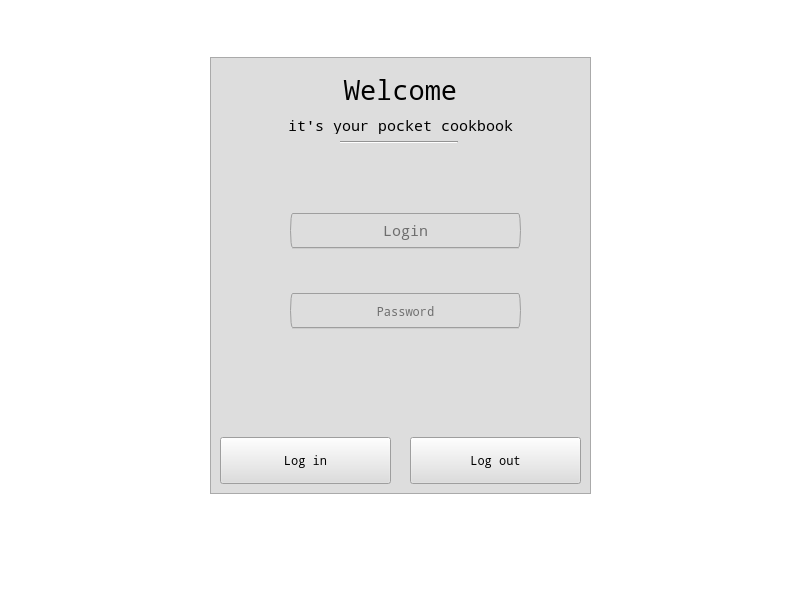
prplV/qt-cookbook, file hellopage.ui: the form before one commit.
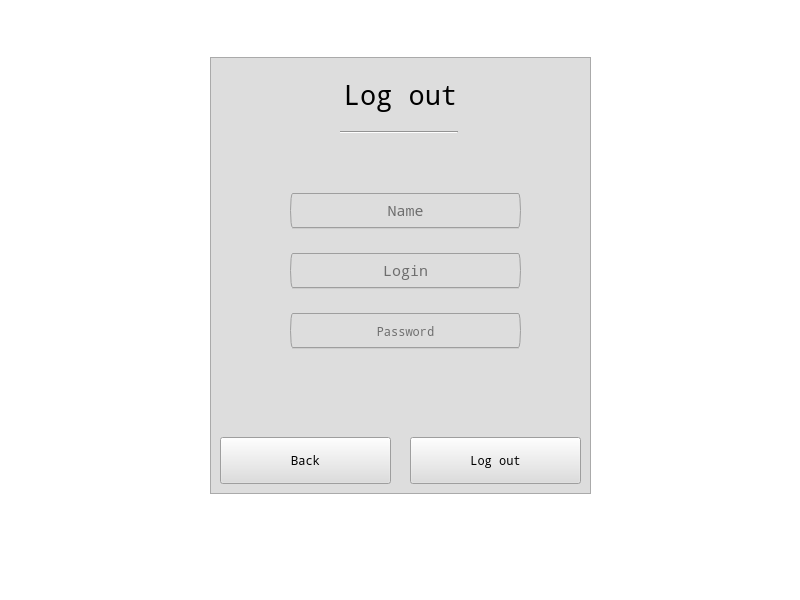
The form after the commit.

Commit message: new frame and slots

Diff of the .ui file:
```diff
--- a/hellopage.ui
+++ b/hellopage.ui
@@ -253,6 +253,239 @@
       <set>Qt::AlignCenter</set>
      </property>
     </widget>
+    <widget class="QFrame" name="logFrame_2">
+     <property name="geometry">
+      <rect>
+       <x>0</x>
+       <y>0</y>
+       <width>381</width>
+       <height>511</height>
+      </rect>
+     </property>
+     <property name="styleSheet">
+      <string notr="true">background-color: rgb(221, 221, 221);
+margin: auto, auto;
+text-align: center;</string>
+     </property>
+     <property name="frameShape">
+      <enum>QFrame::StyledPanel</enum>
+     </property>
+     <property name="frameShadow">
+      <enum>QFrame::Raised</enum>
+     </property>
+     <widget class="QLabel" name="log_out_blabel">
+      <property name="geometry">
+       <rect>
+        <x>70</x>
+        <y>20</y>
+        <width>241</width>
+        <height>111</height>
+       </rect>
+      </property>
+      <property name="font">
+       <font>
+        <family>Noto Mono</family>
+        <pointsize>20</pointsize>
+        <weight>75</weight>
+        <bold>true</bold>
+       </font>
+      </property>
+      <property name="frameShape">
+       <enum>QFrame::NoFrame</enum>
+      </property>
+      <property name="text">
+       <string>Log out</string>
+      </property>
+      <property name="textFormat">
+       <enum>Qt::PlainText</enum>
+      </property>
+      <property name="alignment">
+       <set>Qt::AlignCenter</set>
+      </property>
+     </widget>
+     <widget class="QPushButton" name="back_to_login_btn">
+      <property name="geometry">
+       <rect>
+        <x>10</x>
+        <y>380</y>
+        <width>171</width>
+        <height>121</height>
+       </rect>
+      </property>
+      <property name="font">
+       <font>
+        <family>Noto Mono</family>
+        <kerning>true</kerning>
+       </font>
+      </property>
+      <property name="cursor">
+       <cursorShape>PointingHandCursor</cursorShape>
+      </property>
+      <property name="contextMenuPolicy">
+       <enum>Qt::DefaultContextMenu</enum>
+      </property>
+      <property name="styleSheet">
+       <string notr="true">background-color: rgb(221, 221, 221)</string>
+      </property>
+      <property name="text">
+       <string>Back</string>
+      </property>
+      <property name="autoDefault">
+       <bool>false</bool>
+      </property>
+      <property name="default">
+       <bool>false</bool>
+      </property>
+      <property name="flat">
+       <bool>false</bool>
+      </property>
+     </widget>
+     <widget class="QPushButton" name="log_out_final_btn">
+      <property name="geometry">
+       <rect>
+        <x>200</x>
+        <y>380</y>
+        <width>171</width>
+        <height>121</height>
+       </rect>
+      </property>
+      <property name="font">
+       <font>
+        <family>Noto Mono</family>
+       </font>
+      </property>
+      <property name="cursor">
+       <cursorShape>PointingHandCursor</cursorShape>
+      </property>
+      <property name="text">
+       <string>Log out</string>
+      </property>
+     </widget>
+     <widget class="Line" name="line_2">
+      <property name="geometry">
+       <rect>
+        <x>130</x>
+        <y>110</y>
+        <width>118</width>
+        <height>3</height>
+       </rect>
+      </property>
+      <property name="orientation">
+       <enum>Qt::Horizontal</enum>
+      </property>
+     </widget>
+     <widget class="QLineEdit" name="login_ln_log_out">
+      <property name="geometry">
+       <rect>
+        <x>80</x>
+        <y>230</y>
+        <width>231</width>
+        <height>41</height>
+       </rect>
+      </property>
+      <property name="font">
+       <font>
+        <family>Noto Mono</family>
+        <pointsize>11</pointsize>
+       </font>
+      </property>
+      <property name="alignment">
+       <set>Qt::AlignCenter</set>
+      </property>
+      <property name="dragEnabled">
+       <bool>false</bool>
+      </property>
+      <property name="placeholderText">
+       <string notr="true">Login</string>
+      </property>
+     </widget>
+     <widget class="QLineEdit" name="passwd_ln_log_out">
+      <property name="geometry">
+       <rect>
+        <x>80</x>
+        <y>290</y>
+        <width>231</width>
+        <height>41</height>
+       </rect>
+      </property>
+      <property name="font">
+       <font>
+        <family>Noto Mono</family>
+       </font>
+      </property>
+      <property name="echoMode">
+       <enum>QLineEdit::Password</enum>
+      </property>
+      <property name="alignment">
+       <set>Qt::AlignCenter</set>
+      </property>
+      <property name="placeholderText">
+       <string>Password</string>
+      </property>
+     </widget>
+     <widget class="QLabel" name="errorHandlerLabel_2">
+      <property name="enabled">
+       <bool>true</bool>
+      </property>
+      <property name="geometry">
+       <rect>
+        <x>80</x>
+        <y>120</y>
+        <width>221</width>
+        <height>31</height>
+       </rect>
+      </property>
+      <property name="font">
+       <font>
+        <family>Noto Mono</family>
+       </font>
+      </property>
+      <property name="styleSheet">
+       <string notr="true">border-color: rgb(237, 51, 59);
+color: rgb(237, 51, 59);</string>
+      </property>
+      <property name="text">
+       <string/>
+      </property>
+      <property name="alignment">
+       <set>Qt::AlignCenter</set>
+      </property>
+     </widget>
+     <widget class="QLineEdit" name="name_ln_log_out">
+      <property name="geometry">
+       <rect>
+        <x>80</x>
+        <y>170</y>
+        <width>231</width>
+        <height>41</height>
+       </rect>
+      </property>
+      <property name="font">
+       <font>
+        <family>Noto Mono</family>
+        <pointsize>11</pointsize>
+       </font>
+      </property>
+      <property name="alignment">
+       <set>Qt::AlignCenter</set>
+      </property>
+      <property name="dragEnabled">
+       <bool>false</bool>
+      </property>
+      <property name="placeholderText">
+       <string notr="true">Name</string>
+      </property>
+     </widget>
+    </widget>
+    <zorder>loginButton</zorder>
+    <zorder>login_label</zorder>
+    <zorder>logoutButton</zorder>
+    <zorder>login_label_2</zorder>
+    <zorder>line</zorder>
+    <zorder>lineEdit</zorder>
+    <zorder>lineEdit_2</zorder>
+    <zorder>errorHandlerLabel</zorder>
+    <zorder>logFrame_2</zorder>
    </widget>
   </widget>
  </widget>
```
The commit also changes 3 other files.
